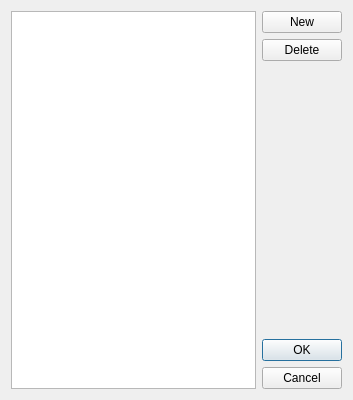
Qt form agrajag/editor/propertyeditordialog.ui (erszcz/agrajag) before a commit.
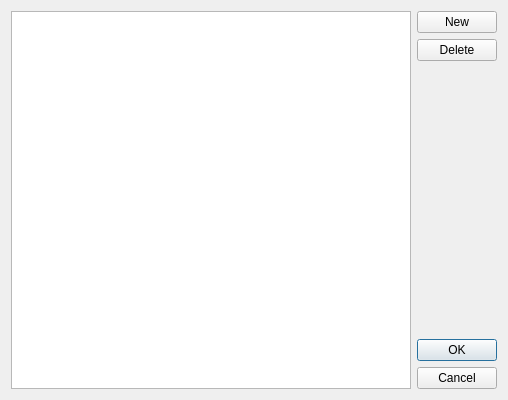
The same form after that commit. Custom widgets are drawn as their Qt base class.

```diff
--- a/agrajag/editor/propertyeditordialog.ui
+++ b/agrajag/editor/propertyeditordialog.ui
@@ -5,26 +5,26 @@
    <rect>
     <x>0</x>
     <y>0</y>
-    <width>353</width>
+    <width>497</width>
     <height>400</height>
    </rect>
   </property>
   <property name="sizePolicy" >
-   <sizepolicy vsizetype="MinimumExpanding" hsizetype="MinimumExpanding" >
+   <sizepolicy vsizetype="Expanding" hsizetype="Expanding" >
     <horstretch>0</horstretch>
     <verstretch>0</verstretch>
    </sizepolicy>
   </property>
   <property name="minimumSize" >
    <size>
-    <width>350</width>
+    <width>0</width>
     <height>400</height>
    </size>
   </property>
   <property name="windowTitle" >
    <string>Properties</string>
   </property>
-  <layout class="QGridLayout" >
+  <layout class="QGridLayout" name="gridLayout" >
    <item rowspan="4" row="0" column="0" >
     <widget class="PropertyEditor" name="propertyEditor" >
      <property name="sizePolicy" >
@@ -35,7 +35,7 @@
      </property>
      <property name="minimumSize" >
       <size>
-       <width>200</width>
+       <width>400</width>
        <height>0</height>
       </size>
      </property>
```
